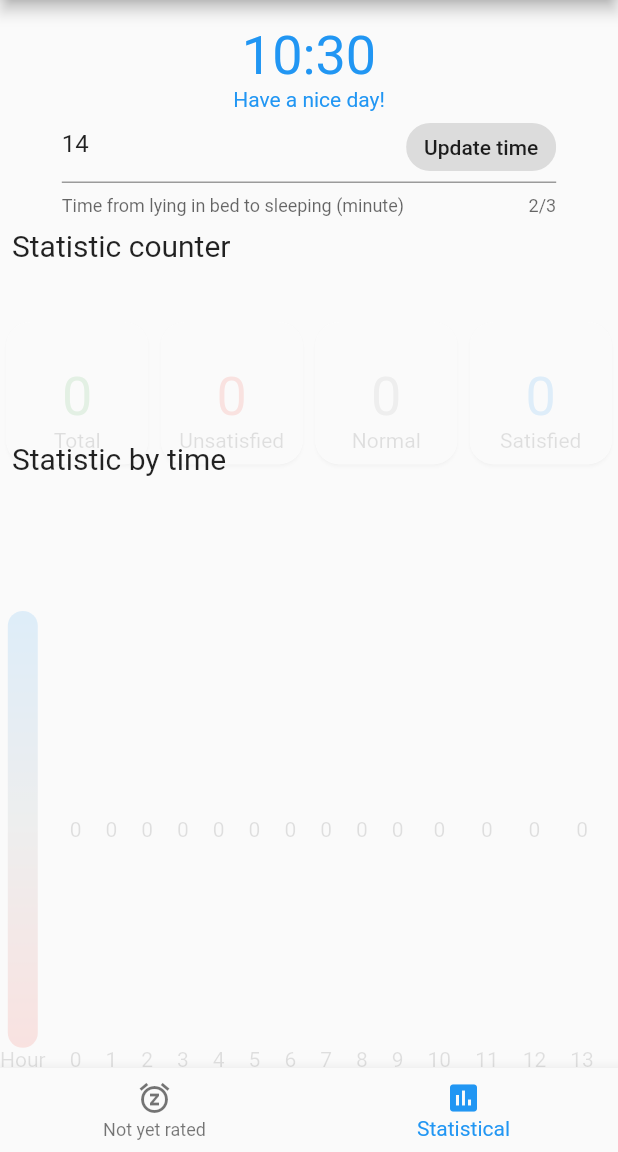
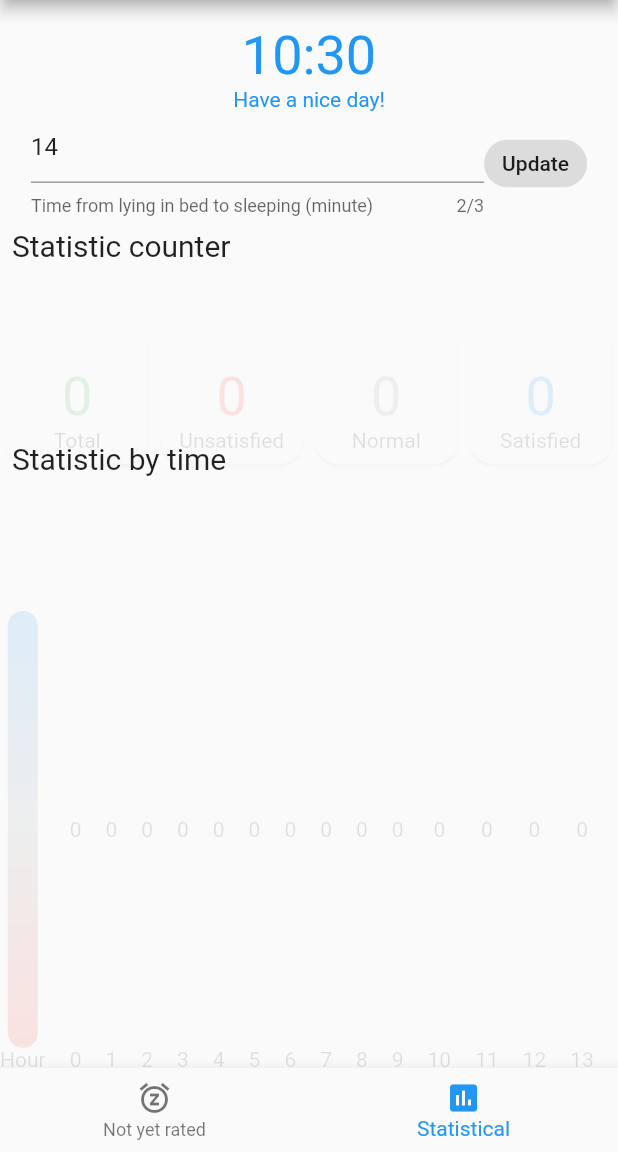
Before and after one commit to tbm98/make_sleep_better, a Flutter app: the ProfilePage screen opened directly, on a phone screen of 412 x 824 dp, the part 84-1236 px from its top. Run offline on Flutter 3.47's test engine with Material 2 defaults, Android fonts, the phone set to English and light mode, and no system bars; our stand-ins replace shared_preferences, shimmer; accounts and stored records are empty.

Commit message:
move button update time to out of textfield side

```diff
--- a/lib/src/pages/profile.dart
+++ b/lib/src/pages/profile.dart
@@ -30,10 +30,10 @@ class _ProfilePageState extends State<ProfilePage> {
   int _indexPage = 0;
   final _pageController = PageController(initialPage: 0);
   FileStore _fileStore;
+  final _focusNode = FocusNode();
 
   @override
   void initState() {
-    // TODO: implement initState
     super.initState();
     _dateSupport = DateSupport();
     _fileStore = const FileStore();
@@ -154,26 +154,35 @@ class _ProfilePageState extends State<ProfilePage> {
           return DelayedAnimation(
             delay: 200,
             child: FractionallySizedBox(
-                widthFactor: 0.8,
+                widthFactor: 0.9,
                 child: Form(
                     key: _formKey,
+                    child: Row(
+                      children: <Widget>[
+                        Expanded(
                           child: TextFormField(
+                            focusNode: _focusNode,
                             initialValue: snapshot.data.toString(),
                             onChanged: (value) {
                               _delayMinute = int.tryParse(value);
                             },
-                      decoration: InputDecoration(
+                            decoration: const InputDecoration(
                               helperText:
                               'Time from lying in bed to sleeping (minute)',
-                          suffixIcon: InkWell(
-                              onTap: _formValidate,
-                              child: const Chip(
-                                label: Text('Update time'),
-                              ))),
+                            ),
                             keyboardType: TextInputType.number,
                             validator: _formValidator,
                             maxLength: 3,
-                    ))),
+                          ),
+                        ),
+                        InkWell(
+                            onTap: _formValidate,
+                            child: const Chip(
+                              label: Text('Update'),
+                            ))
+                      ],
+                    ))
+            ),
           );
         }
       },
@@ -193,6 +202,7 @@ class _ProfilePageState extends State<ProfilePage> {
 
   void _formValidate() async {
     if (_formKey.currentState.validate()) {
+      FocusScope.of(_formKey.currentContext).unfocus();
       final bool success = await _prefsSupport.saveDelayMinute(_delayMinute);
       if (success) {
         _updateTimeSuccess();
```
Lines whose indentation alone changed are shown as unchanged.
